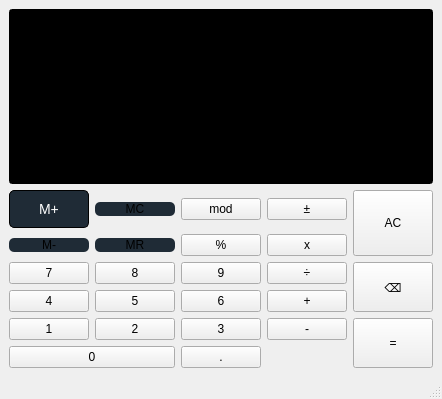
Above: calculator.ui from anthonb711/cpp_calculator before the change. Below: the same form after it.
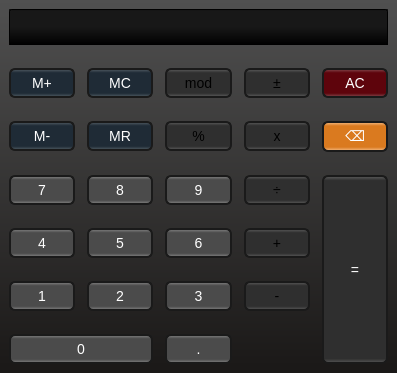
That is the form after the change.

```diff
--- a/calculator.ui
+++ b/calculator.ui
@@ -6,8 +6,8 @@
    <rect>
     <x>0</x>
     <y>0</y>
-    <width>385</width>
-    <height>399</height>
+    <width>397</width>
+    <height>366</height>
    </rect>
   </property>
   <property name="sizePolicy">
@@ -21,273 +21,733 @@
   </property>
   <property name="styleSheet">
    <string notr="true">QMainWindow {
-	background-color:1a1a1a;
+	background-color:qlineargradient(spread:pad, x1:0, y1:1, x2:0, y2:0, stop:0 rgba(26, 24, 23, 255), stop:1 rgba(80, 80, 80, 255));qlineargradient(spread:reflect, x1:0, y1:0.5, x2:0, y2:0, stop:0.729064 rgba(31, 43, 54, 255), stop:1 rgba(83, 94, 101, 255))
 }</string>
   </property>
   <widget class="QWidget" name="centralwidget">
    <layout class="QGridLayout" name="gridLayout">
-    <item row="6" column="0">
-     <widget class="QPushButton" name="pushButton_19">
-      <property name="text">
-       <string>1</string>
+    <property name="horizontalSpacing">
+     <number>12</number>
+    </property>
+    <property name="verticalSpacing">
+     <number>23</number>
+    </property>
+    <item row="5" column="2">
+     <widget class="QPushButton" name="pushButton_21">
+      <property name="focusPolicy">
+       <enum>Qt::FocusPolicy::NoFocus</enum>
       </property>
-     </widget>
-    </item>
-    <item row="2" column="4" rowspan="2">
-     <widget class="QPushButton" name="pushButton_9">
-      <property name="sizePolicy">
-       <sizepolicy hsizetype="Minimum" vsizetype="Preferred">
-        <horstretch>0</horstretch>
-        <verstretch>0</verstretch>
-       </sizepolicy>
-      </property>
-      <property name="text">
-       <string>AC</string>
-      </property>
-     </widget>
-    </item>
-    <item row="3" column="3">
-     <widget class="QPushButton" name="pushButton_25">
-      <property name="text">
-       <string>x</string>
-      </property>
-     </widget>
-    </item>
-    <item row="3" column="1">
-     <widget class="QPushButton" name="pushButton_4">
       <property name="styleSheet">
-       <string notr="true">QPushButton{
-	background-color: #1f2b36;
-	border-radius: 5px;
+       <string notr="true">QPushButton {
+	border: 2px solid rgb(26,26,26);
+     border-radius: 6px;
+	background-color: qlineargradient(spread:reflect, x1:0, y1:0.5, x2:0, y2:0, stop:0.729064 rgba(75,75,75, 255), stop:1 rgba(145,145,145,225));
+    padding: 5px;
+color: white; 
+    font-size: 14px; 
+    font-family: Arial, sans-serif;
+}
+
+
+QPushButton:hover {
+background-color:rgba(98,98,98,255);
+border: none;
 }</string>
       </property>
       <property name="text">
-       <string>MR</string>
+       <string>3</string>
       </property>
      </widget>
     </item>
     <item row="4" column="1">
-     <widget class="QPushButton" name="pushButton_12">
-      <property name="text">
-       <string>8</string>
-      </property>
-     </widget>
-    </item>
-    <item row="7" column="2">
-     <widget class="QPushButton" name="pushButton_23">
-      <property name="text">
-       <string>.</string>
-      </property>
-     </widget>
-    </item>
-    <item row="2" column="2">
-     <widget class="QPushButton" name="pushButton_6">
-      <property name="text">
-       <string>mod</string>
-      </property>
-     </widget>
-    </item>
-    <item row="6" column="4" rowspan="2">
-     <widget class="QPushButton" name="pushButton_24">
-      <property name="sizePolicy">
-       <sizepolicy hsizetype="Minimum" vsizetype="Preferred">
-        <horstretch>0</horstretch>
-        <verstretch>0</verstretch>
-       </sizepolicy>
-      </property>
-      <property name="text">
-       <string>=</string>
-      </property>
-     </widget>
-    </item>
-    <item row="4" column="3">
-     <widget class="QPushButton" name="pushButton_7">
-      <property name="text">
-       <string>÷</string>
-      </property>
-     </widget>
-    </item>
-    <item row="1" column="0" colspan="5">
-     <widget class="QLineEdit" name="Display">
-      <property name="sizePolicy">
-       <sizepolicy hsizetype="Preferred" vsizetype="Expanding">
-        <horstretch>0</horstretch>
-        <verstretch>0</verstretch>
-       </sizepolicy>
-      </property>
-      <property name="styleSheet">
-       <string notr="true">QLineEdit{
-
-background-color: black;
-
-
-}</string>
-      </property>
-     </widget>
-    </item>
-    <item row="5" column="1">
      <widget class="QPushButton" name="pushButton_17">
+      <property name="focusPolicy">
+       <enum>Qt::FocusPolicy::NoFocus</enum>
+      </property>
+      <property name="styleSheet">
+       <string notr="true">QPushButton {
+	border: 2px solid rgb(26,26,26);
+     border-radius: 6px;
+	background-color: qlineargradient(spread:reflect, x1:0, y1:0.5, x2:0, y2:0, stop:0.729064 rgba(75,75,75, 255), stop:1 rgba(145,145,145,225));
+    padding: 5px;
+color: white; 
+    font-size: 14px; 
+    font-family: Arial, sans-serif;
+}
+
+
+QPushButton:hover {
+background-color:rgba(98,98,98,255);
+border: none;
+}</string>
+      </property>
       <property name="text">
        <string>5</string>
       </property>
      </widget>
     </item>
-    <item row="5" column="3">
-     <widget class="QPushButton" name="pushButton_8">
-      <property name="text">
-       <string>+</string>
-      </property>
-     </widget>
-    </item>
-    <item row="4" column="2">
-     <widget class="QPushButton" name="pushButton_13">
-      <property name="text">
-       <string>9</string>
-      </property>
-     </widget>
-    </item>
-    <item row="4" column="4" rowspan="2">
-     <widget class="QPushButton" name="pushButton_10">
-      <property name="sizePolicy">
-       <sizepolicy hsizetype="Minimum" vsizetype="Preferred">
-        <horstretch>0</horstretch>
-        <verstretch>0</verstretch>
-       </sizepolicy>
-      </property>
-      <property name="text">
-       <string>⌫</string>
-      </property>
-     </widget>
-    </item>
-    <item row="6" column="1">
+    <item row="5" column="1">
      <widget class="QPushButton" name="pushButton_20">
+      <property name="focusPolicy">
+       <enum>Qt::FocusPolicy::NoFocus</enum>
+      </property>
+      <property name="styleSheet">
+       <string notr="true">QPushButton {
+	border: 2px solid rgb(26,26,26);
+     border-radius: 6px;
+	background-color: qlineargradient(spread:reflect, x1:0, y1:0.5, x2:0, y2:0, stop:0.729064 rgba(75,75,75, 255), stop:1 rgba(145,145,145,225));
+    padding: 5px;
+color: white; 
+    font-size: 14px; 
+    font-family: Arial, sans-serif;
+}
+
+
+QPushButton:hover {
+background-color:rgba(98,98,98,255);
+border: none;
+}</string>
+      </property>
       <property name="text">
        <string>2</string>
       </property>
      </widget>
     </item>
-    <item row="2" column="3">
-     <widget class="QPushButton" name="pushButton_5">
-      <property name="text">
-       <string>±</string>
+    <item row="3" column="2">
+     <widget class="QPushButton" name="pushButton_13">
+      <property name="focusPolicy">
+       <enum>Qt::FocusPolicy::NoFocus</enum>
       </property>
-     </widget>
-    </item>
-    <item row="3" column="0">
-     <widget class="QPushButton" name="pushButton_2">
       <property name="styleSheet">
-       <string notr="true">QPushButton{
-	background-color: #1f2b36;
-	border-radius: 5px;
+       <string notr="true">QPushButton {
+	border: 2px solid rgb(26,26,26);
+     border-radius: 6px;
+	background-color: qlineargradient(spread:reflect, x1:0, y1:0.5, x2:0, y2:0, stop:0.729064 rgba(75,75,75, 255), stop:1 rgba(145,145,145,225));
+    padding: 5px;
+color: white; 
+    font-size: 14px; 
+    font-family: Arial, sans-serif;
+}
+
+
+QPushButton:hover {
+background-color:rgba(98,98,98,255);
+border: none;
 }</string>
       </property>
       <property name="text">
-       <string>M-</string>
-      </property>
-     </widget>
-    </item>
-    <item row="6" column="2">
-     <widget class="QPushButton" name="pushButton_21">
-      <property name="text">
-       <string>3</string>
+       <string>9</string>
       </property>
      </widget>
     </item>
     <item row="4" column="0">
+     <widget class="QPushButton" name="pushButton_16">
+      <property name="styleSheet">
+       <string notr="true">QPushButton {
+	border: 2px solid rgb(26,26,26);
+     border-radius: 6px;
+	background-color: qlineargradient(spread:reflect, x1:0, y1:0.5, x2:0, y2:0, stop:0.729064 rgba(75,75,75, 255), stop:1 rgba(145,145,145,225));
+    padding: 5px;
+color: white; 
+    font-size: 14px; 
+    font-family: Arial, sans-serif;
+}
+
+
+QPushButton:hover {
+background-color:rgba(98,98,98,255);
+border: none;
+}</string>
+      </property>
+      <property name="text">
+       <string>4</string>
+      </property>
+     </widget>
+    </item>
+    <item row="3" column="0">
      <widget class="QPushButton" name="pushButton_11">
+      <property name="focusPolicy">
+       <enum>Qt::FocusPolicy::NoFocus</enum>
+      </property>
+      <property name="styleSheet">
+       <string notr="true">QPushButton {
+	border: 2px solid rgb(26,26,26);
+     border-radius: 6px;
+	background-color: qlineargradient(spread:reflect, x1:0, y1:0.5, x2:0, y2:0, stop:0.729064 rgba(75,75,75, 255), stop:1 rgba(145,145,145,225));
+    padding: 5px;
+color: white; 
+    font-size: 14px; 
+    font-family: Arial, sans-serif;
+}
+
+
+QPushButton:hover {
+background-color:rgba(98,98,98,255);
+border: none;
+}</string>
+      </property>
       <property name="text">
        <string>7</string>
       </property>
      </widget>
     </item>
-    <item row="2" column="0">
+    <item row="2" column="3">
+     <widget class="QPushButton" name="pushButton_25">
+      <property name="focusPolicy">
+       <enum>Qt::FocusPolicy::NoFocus</enum>
+      </property>
+      <property name="styleSheet">
+       <string notr="true">QPushButton {
+	border: 2px solid rgb(26,26,26);
+     border-radius: 6px;
+	background-color: qlineargradient(spread:reflect, x1:0, y1:0.5, x2:0, y2:0, stop:0.729064 rgba(47,47,47, 255), stop:1 rgba(98,98,98,225));
+    padding: 5px;
+    font-size: 14px; 
+    font-family: Arial, sans-serif;
+}
+
+
+QPushButton:hover {
+background-color:rgba(75,75,75,255);
+border: none;
+}</string>
+      </property>
+      <property name="text">
+       <string>x</string>
+      </property>
+     </widget>
+    </item>
+    <item row="2" column="1">
+     <widget class="QPushButton" name="pushButton_4">
+      <property name="focusPolicy">
+       <enum>Qt::FocusPolicy::NoFocus</enum>
+      </property>
+      <property name="styleSheet">
+       <string notr="true">    QPushButton {
+	border: 2px solid rgb(26,26,26);
+     border-radius: 6px;
+	
+	background-color: qlineargradient(spread:reflect, x1:0, y1:0.5, x2:0, y2:0, stop:0.729064 rgba(31, 43, 54, 255), stop:1 rgba(83, 94, 101, 255));
+   padding: 5px;
+   color: white; 
+    font-size: 14px; 
+    font-family: Arial, sans-serif;
+}
+
+
+QPushButton:hover {
+background-color:#2d3e50;
+border: none;
+}
+
+
+</string>
+      </property>
+      <property name="text">
+       <string>MR</string>
+      </property>
+     </widget>
+    </item>
+    <item row="1" column="0">
      <widget class="QPushButton" name="pushButton">
       <property name="styleSheet">
-       <string notr="true">QPushButton{
-background-color: #1f2b36; 
-    color: white; 
+       <string notr="true">    QPushButton {
+	border: 2px solid rgb(26,26,26);
+     border-radius: 6px;
+	
+	background-color: qlineargradient(spread:reflect, x1:0, y1:0.5, x2:0, y2:0, stop:0.729064 rgba(31, 43, 54, 255), stop:1 rgba(83, 94, 101, 255));
+   padding: 5px;
+   color: white; 
     font-size: 14px; 
-    font-family: Arial, sans-serif; 
-    border: 1px solid black;
-    border-radius: 5px; 
-    padding: 10px 20px; 
-    box-shadow: 0px 2px 5px rgba(0, 0, 0, 0.5); 
-    text-align: center;
-    cursor: pointer;
-    transition: background-color 0.3s ease;
+    font-family: Arial, sans-serif;
 }
 
+
 QPushButton:hover {
 background-color:#2d3e50;
 border: none;
-}</string>
+}
+
+
+</string>
       </property>
       <property name="text">
        <string>M+</string>
       </property>
      </widget>
     </item>
-    <item row="5" column="0">
-     <widget class="QPushButton" name="pushButton_16">
-      <property name="text">
-       <string>4</string>
+    <item row="3" column="1">
+     <widget class="QPushButton" name="pushButton_12">
+      <property name="focusPolicy">
+       <enum>Qt::FocusPolicy::NoFocus</enum>
       </property>
-     </widget>
-    </item>
-    <item row="3" column="2">
-     <widget class="QPushButton" name="pushButton_15">
+      <property name="styleSheet">
+       <string notr="true">QPushButton {
+	border: 2px solid rgb(26,26,26);
+     border-radius: 6px;
+	background-color: qlineargradient(spread:reflect, x1:0, y1:0.5, x2:0, y2:0, stop:0.729064 rgba(75,75,75, 255), stop:1 rgba(145,145,145,225));
+    padding: 5px;
+color: white; 
+    font-size: 14px; 
+    font-family: Arial, sans-serif;
+}
+
+
+QPushButton:hover {
+background-color:rgba(98,98,98,255);
+border: none;
+}</string>
+      </property>
       <property name="text">
-       <string>%</string>
+       <string>8</string>
       </property>
      </widget>
     </item>
-    <item row="7" column="0" colspan="2">
-     <widget class="QPushButton" name="pushButton_22">
+    <item row="1" column="2">
+     <widget class="QPushButton" name="pushButton_6">
+      <property name="focusPolicy">
+       <enum>Qt::FocusPolicy::NoFocus</enum>
+      </property>
+      <property name="styleSheet">
+       <string notr="true">QPushButton {
+	border: 2px solid rgb(26,26,26);
+     border-radius: 6px;
+	background-color: qlineargradient(spread:reflect, x1:0, y1:0.5, x2:0, y2:0, stop:0.729064 rgba(47,47,47, 255), stop:1 rgba(98,98,98,225));
+    padding: 5px;
+    font-size: 14px; 
+    font-family: Arial, sans-serif;
+}
+
+
+QPushButton:hover {
+background-color:rgba(75,75,75,255);
+border: none;
+}</string>
+      </property>
       <property name="text">
-       <string>0</string>
+       <string>mod</string>
       </property>
      </widget>
     </item>
-    <item row="2" column="1">
+    <item row="1" column="1">
      <widget class="QPushButton" name="pushButton_3">
       <property name="styleSheet">
-       <string notr="true">QPushButton{
-	background-color: #1f2b36;
-	border-radius: 5px;
-}</string>
+       <string notr="true">    QPushButton {
+	border: 2px solid rgb(26,26,26);
+     border-radius: 6px;
+	
+	background-color: qlineargradient(spread:reflect, x1:0, y1:0.5, x2:0, y2:0, stop:0.729064 rgba(31, 43, 54, 255), stop:1 rgba(83, 94, 101, 255));
+   padding: 5px;
+   color: white; 
+    font-size: 14px; 
+    font-family: Arial, sans-serif;
+}
+
+
+QPushButton:hover {
+background-color:#2d3e50;
+border: none;
+}
+
+
+</string>
       </property>
       <property name="text">
        <string>MC</string>
       </property>
      </widget>
     </item>
-    <item row="5" column="2">
+    <item row="4" column="2">
      <widget class="QPushButton" name="pushButton_18">
+      <property name="styleSheet">
+       <string notr="true">QPushButton {
+	border: 2px solid rgb(26,26,26);
+     border-radius: 6px;
+	background-color: qlineargradient(spread:reflect, x1:0, y1:0.5, x2:0, y2:0, stop:0.729064 rgba(75,75,75, 255), stop:1 rgba(145,145,145,225));
+    padding: 5px;
+color: white; 
+    font-size: 14px; 
+    font-family: Arial, sans-serif;
+}
+
+
+QPushButton:hover {
+background-color:rgba(98,98,98,255);
+border: none;
+}</string>
+      </property>
       <property name="text">
        <string>6</string>
       </property>
      </widget>
     </item>
-    <item row="6" column="3">
+    <item row="5" column="3">
      <widget class="QPushButton" name="pushButton_14">
+      <property name="focusPolicy">
+       <enum>Qt::FocusPolicy::NoFocus</enum>
+      </property>
+      <property name="styleSheet">
+       <string notr="true">QPushButton {
+	border: 2px solid rgb(26,26,26);
+     border-radius: 6px;
+	background-color: qlineargradient(spread:reflect, x1:0, y1:0.5, x2:0, y2:0, stop:0.729064 rgba(47,47,47, 255), stop:1 rgba(98,98,98,225));
+    padding: 5px;
+    font-size: 14px; 
+    font-family: Arial, sans-serif;
+}
+
+
+QPushButton:hover {
+background-color:rgba(75,75,75,255);
+border: none;
+}</string>
+      </property>
       <property name="text">
        <string>-</string>
       </property>
      </widget>
     </item>
+    <item row="6" column="2">
+     <widget class="QPushButton" name="pushButton_23">
+      <property name="focusPolicy">
+       <enum>Qt::FocusPolicy::NoFocus</enum>
+      </property>
+      <property name="styleSheet">
+       <string notr="true">QPushButton {
+	border: 2px solid rgb(26,26,26);
+     border-radius: 6px;
+	background-color: qlineargradient(spread:reflect, x1:0, y1:0.5, x2:0, y2:0, stop:0.729064 rgba(75,75,75, 255), stop:1 rgba(145,145,145,225));
+    padding: 5px;
+color: white; 
+    font-size: 14px; 
+    font-family: Arial, sans-serif;
+}
+
+
+QPushButton:hover {
+background-color:rgba(98,98,98,255);
+border: none;
+}</string>
+      </property>
+      <property name="text">
+       <string>.</string>
+      </property>
+     </widget>
+    </item>
+    <item row="2" column="2">
+     <widget class="QPushButton" name="pushButton_15">
+      <property name="focusPolicy">
+       <enum>Qt::FocusPolicy::NoFocus</enum>
+      </property>
+      <property name="styleSheet">
+       <string notr="true">QPushButton {
+	border: 2px solid rgb(26,26,26);
+     border-radius: 6px;
+	background-color: qlineargradient(spread:reflect, x1:0, y1:0.5, x2:0, y2:0, stop:0.729064 rgba(47,47,47, 255), stop:1 rgba(98,98,98,225));
+    padding: 5px;
+    font-size: 14px; 
+    font-family: Arial, sans-serif;
+}
+
+
+QPushButton:hover {
+background-color:rgba(75,75,75,255);
+border: none;
+}</string>
+      </property>
+      <property name="text">
+       <string>%</string>
+      </property>
+     </widget>
+    </item>
+    <item row="1" column="3">
+     <widget class="QPushButton" name="pushButton_5">
+      <property name="focusPolicy">
+       <enum>Qt::FocusPolicy::NoFocus</enum>
+      </property>
+      <property name="styleSheet">
+       <string notr="true">QPushButton {
+	border: 2px solid rgb(26,26,26);
+     border-radius: 6px;
+	background-color: qlineargradient(spread:reflect, x1:0, y1:0.5, x2:0, y2:0, stop:0.729064 rgba(47,47,47, 255), stop:1 rgba(98,98,98,225));
+    padding: 5px;
+    font-size: 14px; 
+    font-family: Arial, sans-serif;
+}
+
+
+QPushButton:hover {
+background-color:rgba(75,75,75,255);
+border: none;
+}</string>
+      </property>
+      <property name="text">
+       <string>±</string>
+      </property>
+     </widget>
+    </item>
+    <item row="0" column="0" colspan="5">
+     <widget class="QLineEdit" name="Display">
+      <property name="sizePolicy">
+       <sizepolicy hsizetype="Preferred" vsizetype="Expanding">
+        <horstretch>0</horstretch>
+        <verstretch>0</verstretch>
+       </sizepolicy>
+      </property>
+      <property name="styleSheet">
+       <string notr="true">QLineEdit{
+background-color: qlineargradient(spread:pad, x1:0, y1:1, x2:0, y2:0.5, stop:0 rgba(0, 0, 0, 255), stop:1 rgba(24, 24, 24, 255));
+text-align: right;
+color: white; 
+    font-size: 24px; 
+    font-family: Arial, sans-serif;
+}
+</string>
+      </property>
+      <property name="text">
+       <string/>
+      </property>
+      <property name="alignment">
+       <set>Qt::AlignmentFlag::AlignRight|Qt::AlignmentFlag::AlignTrailing|Qt::AlignmentFlag::AlignVCenter</set>
+      </property>
+     </widget>
+    </item>
+    <item row="6" column="0" colspan="2">
+     <widget class="QPushButton" name="pushButton_22">
+      <property name="focusPolicy">
+       <enum>Qt::FocusPolicy::NoFocus</enum>
+      </property>
+      <property name="styleSheet">
+       <string notr="true">QPushButton {
+	border: 2px solid rgb(26,26,26);
+     border-radius: 6px;
+	background-color: qlineargradient(spread:reflect, x1:0, y1:0.5, x2:0, y2:0, stop:0.729064 rgba(75,75,75, 255), stop:1 rgba(145,145,145,225));
+    padding: 5px;
+color: white; 
+    font-size: 14px; 
+    font-family: Arial, sans-serif;
+}
+
+
+QPushButton:hover {
+background-color:rgba(98,98,98,255);
+border: none;
+}</string>
+      </property>
+      <property name="text">
+       <string>0</string>
+      </property>
+     </widget>
+    </item>
+    <item row="3" column="3">
+     <widget class="QPushButton" name="pushButton_7">
+      <property name="focusPolicy">
+       <enum>Qt::FocusPolicy::NoFocus</enum>
+      </property>
+      <property name="styleSheet">
+       <string notr="true">QPushButton {
+	border: 2px solid rgb(26,26,26);
+     border-radius: 6px;
+	background-color: qlineargradient(spread:reflect, x1:0, y1:0.5, x2:0, y2:0, stop:0.729064 rgba(47,47,47, 255), stop:1 rgba(98,98,98,225));
+    padding: 5px;
+    font-size: 14px; 
+    font-family: Arial, sans-serif;
+}
+
+
+QPushButton:hover {
+background-color:rgba(75,75,75,255);
+border: none;
+}</string>
+      </property>
+      <property name="text">
+       <string>÷</string>
+      </property>
+     </widget>
+    </item>
+    <item row="4" column="3">
+     <widget class="QPushButton" name="pushButton_8">
+      <property name="styleSheet">
+       <string notr="true">QPushButton {
+	border: 2px solid rgb(26,26,26);
+     border-radius: 6px;
+	background-color: qlineargradient(spread:reflect, x1:0, y1:0.5, x2:0, y2:0, stop:0.729064 rgba(47,47,47, 255), stop:1 rgba(98,98,98,225));
+    padding: 5px;
+    font-size: 14px; 
+    font-family: Arial, sans-serif;
+}
+
+
+QPushButton:hover {
+background-color:rgba(75,75,75,255);
+border: none;
+}
+</string>
+      </property>
+      <property name="text">
+       <string>+</string>
+      </property>
+     </widget>
+    </item>
+    <item row="5" column="0">
+     <widget class="QPushButton" name="pushButton_19">
+      <property name="focusPolicy">
+       <enum>Qt::FocusPolicy::NoFocus</enum>
+      </property>
+      <property name="styleSheet">
+       <string notr="true">QPushButton {
+	border: 2px solid rgb(26,26,26);
+     border-radius: 6px;
+	background-color: qlineargradient(spread:reflect, x1:0, y1:0.5, x2:0, y2:0, stop:0.729064 rgba(75,75,75, 255), stop:1 rgba(145,145,145,225));
+    padding: 5px;
+color: white; 
+    font-size: 14px; 
+    font-family: Arial, sans-serif;
+}
+
+
+QPushButton:hover {
+background-color:rgba(98,98,98,255);
+border: none;
+}</string>
+      </property>
+      <property name="text">
+       <string>1</string>
+      </property>
+     </widget>
+    </item>
+    <item row="2" column="0">
+     <widget class="QPushButton" name="pushButton_2">
+      <property name="focusPolicy">
+       <enum>Qt::FocusPolicy::NoFocus</enum>
+      </property>
+      <property name="styleSheet">
+       <string notr="true">    QPushButton {
+	border: 2px solid rgb(26,26,26);
+     border-radius: 6px;
+	
+	background-color: qlineargradient(spread:reflect, x1:0, y1:0.5, x2:0, y2:0, stop:0.729064 rgba(31, 43, 54, 255), stop:1 rgba(83, 94, 101, 255));
+   padding: 5px;
+   color: white; 
+    font-size: 14px; 
+    font-family: Arial, sans-serif;
+}
+
+
+QPushButton:hover {
+background-color:#2d3e50;
+border: none;
+}
+
+
+</string>
+      </property>
+      <property name="text">
+       <string>M-</string>
+      </property>
+     </widget>
+    </item>
+    <item row="1" column="4">
+     <widget class="QPushButton" name="pushButton_9">
+      <property name="sizePolicy">
+       <sizepolicy hsizetype="Minimum" vsizetype="Preferred">
+        <horstretch>0</horstretch>
+        <verstretch>0</verstretch>
+       </sizepolicy>
+      </property>
+      <property name="focusPolicy">
+       <enum>Qt::FocusPolicy::NoFocus</enum>
+      </property>
+      <property name="styleSheet">
+       <string notr="true">QPushButton {
+	border: 2px solid rgb(26,26,26);
+     border-radius: 6px;
+	background-color: qlineargradient(spread:reflect, x1:0, y1:0.5, x2:0, y2:0, stop:0.729064 rgba(94,4,12,255), stop:1 rgba(140,76,81,225));
+    padding: 5px;
+color: white; 
+    font-size: 14px; 
+    font-family: Arial, sans-serif;
+}
+
+
+QPushButton:hover {
+background-color:rgba(75,75,75,255);
+border: none;
+}</string>
+      </property>
+      <property name="text">
+       <string>AC</string>
+      </property>
+     </widget>
+    </item>
+    <item row="2" column="4">
+     <widget class="QPushButton" name="pushButton_10">
+      <property name="sizePolicy">
+       <sizepolicy hsizetype="Minimum" vsizetype="Preferred">
+        <horstretch>0</horstretch>
+        <verstretch>0</verstretch>
+       </sizepolicy>
+      </property>
+      <property name="focusPolicy">
+       <enum>Qt::FocusPolicy::NoFocus</enum>
+      </property>
+      <property name="styleSheet">
+       <string notr="true">QPushButton {
+	border: 2px solid rgb(26,26,26);
+     border-radius: 6px;
+	background-color: qlineargradient(spread:reflect, x1:0, y1:0.5, x2:0, y2:0, stop:0.729064 rgba(218,122,31, 255), stop:1 rgba(245,190,137,255));
+    padding: 5px;
+color: white; 
+    font-size: 14px; 
+    font-family: Arial, sans-serif;
+}
+
+
+QPushButton:hover {
+background-color:rgba(75,75,75,255);
+border: none;
+}</string>
+      </property>
+      <property name="text">
+       <string>⌫</string>
+      </property>
+     </widget>
+    </item>
+    <item row="3" column="4" rowspan="4">
+     <widget class="QPushButton" name="pushButton_24">
+      <property name="sizePolicy">
+       <sizepolicy hsizetype="Minimum" vsizetype="Preferred">
+        <horstretch>0</horstretch>
+        <verstretch>0</verstretch>
+       </sizepolicy>
+      </property>
+      <property name="focusPolicy">
+       <enum>Qt::FocusPolicy::NoFocus</enum>
+      </property>
+      <property name="styleSheet">
+       <string notr="true">QPushButton {
+	border: 2px solid rgb(26,26,26);
+     border-radius: 6px;
+	background-color: qlineargradient(spread:reflect, x1:0, y1:0.5, x2:0, y2:0, stop:0.95064 rgba(47,47,47, 255), stop:1 rgba(98,98,98,225));
+    padding: 5px;
+color: white; 
+    font-size: 14px; 
+    font-family: Arial, sans-serif;
+}
+
+
+QPushButton:hover {
+background-color:rgba(75,75,75,255);
+border: none;
+}</string>
+      </property>
+      <property name="text">
+       <string>=</string>
+      </property>
+     </widget>
+    </item>
    </layout>
   </widget>
-  <widget class="QMenuBar" name="menubar">
-   <property name="geometry">
-    <rect>
-     <x>0</x>
-     <y>0</y>
-     <width>385</width>
-     <height>24</height>
-    </rect>
-   </property>
-  </widget>
-  <widget class="QStatusBar" name="statusbar"/>
  </widget>
  <resources/>
  <connections/>
```
Left out of the diff: 6 changed lines with no effect on the pictures.
